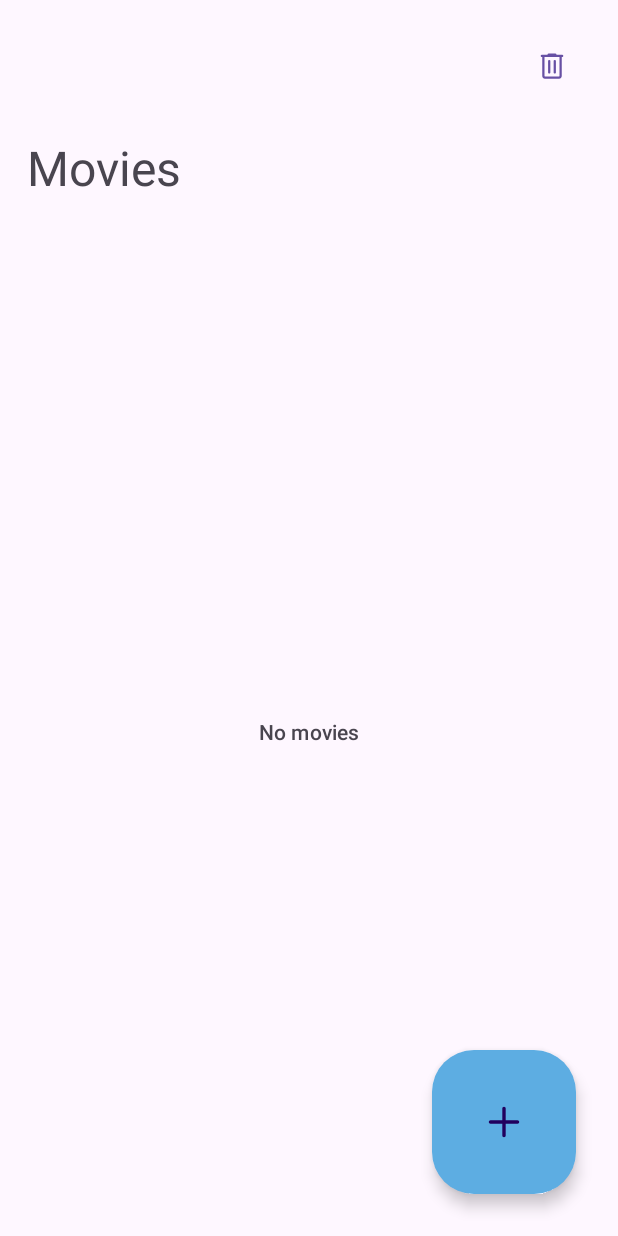
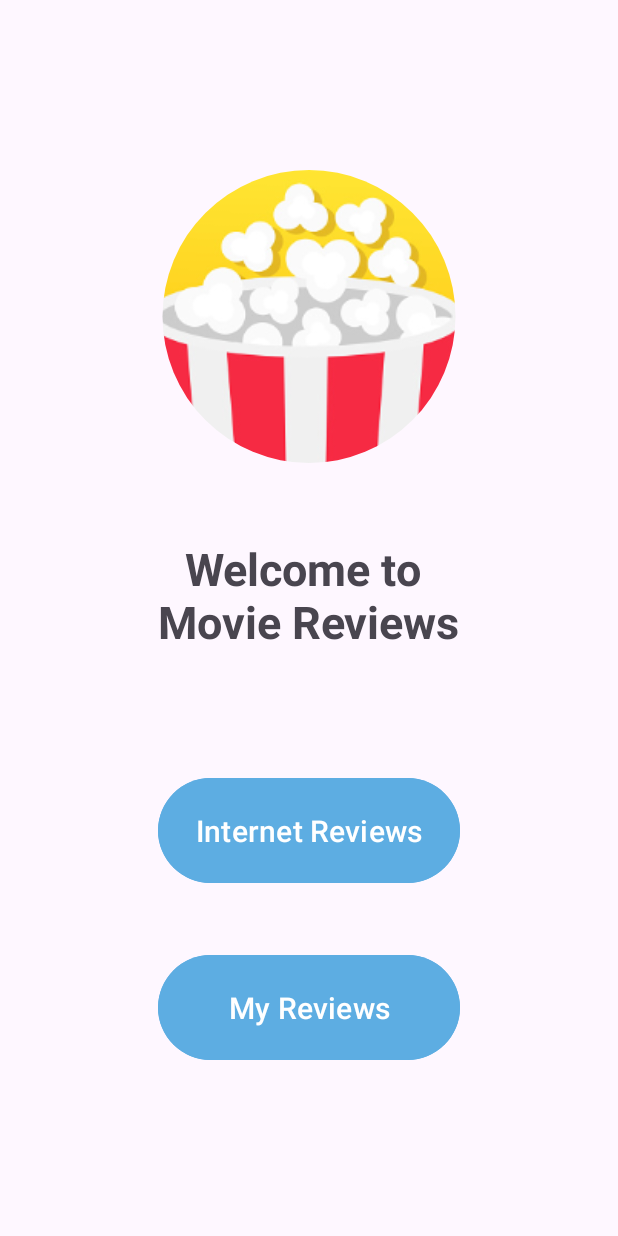
Before and after one commit to reshef-kreiner/Android_Final, an Android app: the screen it shows after launch (MainActivity), on a phone screen of 412 x 824 dp. Run offline under Robolectric (Android 15) with nearby library versions, the phone set to English and light mode, and no system bars; our stand-ins replace CircleImageView, Dagger/Hilt's generated code.

Commit message:
after adding glide, connecting the opening fragment to the mainmovie fragment. all works well.

```diff
--- a/MovieReviewsApp/app/build.gradle.kts
+++ b/MovieReviewsApp/app/build.gradle.kts
@@ -58,6 +58,14 @@ dependencies {
     implementation("androidx.room:room-runtime:$room_version")
     kapt("androidx.room:room-compiler:$room_version")
 
+    //glide
+    implementation("com.github.bumptech.glide:glide:4.12.0")
+    annotationProcessor("com.github.bumptech.glide:compiler:4.12.0")
+
+    //CircleImageView
+    implementation("de.hdodenhof:circleimageview:3.1.0")
+
+
     kapt("androidx.hilt:hilt-compiler:1.0.0")
     kapt("com.google.dagger:hilt-compiler:2.44")
 
--- /dev/null
+++ b/MovieReviewsApp/app/src/main/java/com/example/moviereviewsapp/view/fragment/OpeningFragment.kt
@@ -0,0 +1,40 @@
+package com.example.moviereviewsapp.view.fragment
+
+
+import androidx.fragment.app.viewModels
+import com.example.moviereviewsapp.databinding.FragmentOpeningBinding
+import com.example.moviereviewsapp.viewmodel.OpeningViewModel
+import dagger.hilt.android.AndroidEntryPoint
+import javax.inject.Inject
+import de.hdodenhof.circleimageview.CircleImageView
+import com.bumptech.glide.Glide
+import com.bumptech.glide.load.resource.bitmap.CircleCrop
+import com.bumptech.glide.request.RequestOptions
+import com.example.moviereviewsapp.R
+
+@AndroidEntryPoint
+class OpeningFragment @Inject constructor() : BaseFragment<OpeningViewModel>() {
+    override val contentView by lazy { _binding.root }
+    override val viewModel: OpeningViewModel by viewModels()
+
+    private val _binding by lazy { FragmentOpeningBinding.inflate(layoutInflater) }
+
+    override fun onSetup() {
+        _binding.apply {
+            btnInternetReviews.setOnClickListener {
+                viewModel.internetReviewClicked()
+            }
+
+            btnMyReviews.setOnClickListener {
+                viewModel.myReviewClicked()
+            }
+        }
+
+        val imageView: CircleImageView = _binding.imageView
+
+        Glide.with(requireContext())
+            .load(R.drawable.popcorn) // Replace with the actual image URL, file path, or resource ID
+            .apply(RequestOptions.circleCropTransform()) // Apply circular crop transformation
+            .into(imageView)
+    }
+}
--- /dev/null
+++ b/MovieReviewsApp/app/src/main/java/com/example/moviereviewsapp/viewmodel/OpeningViewModel.kt
@@ -0,0 +1,19 @@
+package com.example.moviereviewsapp.viewmodel
+
+import com.example.moviereviewsapp.view.fragment.MainMoviesFragmentDirections
+import com.example.moviereviewsapp.view.fragment.OpeningFragmentDirections
+import com.example.moviereviewsapp.viewmodel.BaseViewModel
+import dagger.hilt.android.lifecycle.HiltViewModel
+import javax.inject.Inject
+
+@HiltViewModel
+class OpeningViewModel @Inject constructor() : BaseViewModel() {
+    fun internetReviewClicked() {
+        //nneds to be changed after segev finishes the API part
+        navigate(OpeningFragmentDirections.actionOpeningFragmentToMainMoviesFragment())
+    }
+
+    fun myReviewClicked() {
+        navigate(OpeningFragmentDirections.actionOpeningFragmentToMainMoviesFragment())
+    }
+}
--- /dev/null
+++ b/MovieReviewsApp/app/src/main/res/layout/fragment_opening.xml
@@ -0,0 +1,48 @@
+<?xml version="1.0" encoding="utf-8"?>
+<LinearLayout
+    xmlns:android="http://schemas.android.com/apk/res/android"
+    xmlns:app="http://schemas.android.com/apk/res-auto"
+    android:layout_width="match_parent"
+    android:layout_height="match_parent"
+    android:orientation="vertical"
+    android:gravity="center">
+
+    <de.hdodenhof.circleimageview.CircleImageView
+        android:id="@+id/imageView"
+        android:layout_width="300dp"
+        android:layout_height="195dp"
+        android:layout_marginBottom="50sp"
+        app:srcCompat="@drawable/popcorn" />
+
+    <TextView
+        android:id="@+id/tvWelcome"
+        android:layout_width="319dp"
+        android:layout_height="wrap_content"
+        android:layout_marginBottom="80dp"
+        android:gravity="center"
+        android:inputType="textMultiLine"
+
+        android:text="@string/welcome_text"
+        android:textSize="30sp"
+        android:textStyle="bold" />
+
+    <Button
+        android:id="@+id/btnInternetReviews"
+        android:layout_width="201dp"
+        android:layout_height="78dp"
+        android:layout_marginBottom="40dp"
+        android:textSize="20sp"
+        android:backgroundTint="@color/buttons_color"
+        android:text="@string/internet_reviews_button_text" />
+
+    <Button
+        android:id="@+id/btnMyReviews"
+        android:layout_width="201dp"
+        android:layout_height="78dp"
+        android:textSize="20sp"
+        android:backgroundTint="@color/buttons_color"
+        android:text="@string/my_reviews_button_text" />
+
+
+
+</LinearLayout>
--- a/MovieReviewsApp/app/src/main/res/navigation/nav_graph.xml
+++ b/MovieReviewsApp/app/src/main/res/navigation/nav_graph.xml
@@ -2,7 +2,7 @@
 <navigation xmlns:android="http://schemas.android.com/apk/res/android"
     xmlns:app="http://schemas.android.com/apk/res-auto"
     android:id="@+id/nav_graph"
-    app:startDestination="@id/mainMoviesFragment">
+    app:startDestination="@id/openingFragment">
 
     <fragment
         android:id="@+id/addItemFragment"
@@ -27,4 +27,12 @@
             android:name="movie_id"
             app:argType="integer" />
     </fragment>
+    <fragment
+        android:id="@+id/openingFragment"
+        android:name="com.example.moviereviewsapp.view.fragment.OpeningFragment"
+        android:label="OpeningFragment" >
+        <action
+            android:id="@+id/action_openingFragment_to_mainMoviesFragment"
+            app:destination="@id/mainMoviesFragment" />
+    </fragment>
 </navigation>
--- a/MovieReviewsApp/app/src/main/res/values/strings.xml
+++ b/MovieReviewsApp/app/src/main/res/values/strings.xml
@@ -14,4 +14,8 @@
     <string name="movie_title">Movie Title</string>
     <string name="movie_review">Movie review</string>
     <string name="movie_year">1997</string>
+    <string name="welcome_text">Welcome to \nMovie Reviews</string>
+    <string name="my_reviews_button_text">My Reviews</string>
+    <string name="internet_reviews_button_text">Internet Reviews</string>
+
 </resources>
```
Also changed, not shown: MovieReviewsApp/app/src/main/res/drawable/popcorn.jpg (added), 2 other files.
